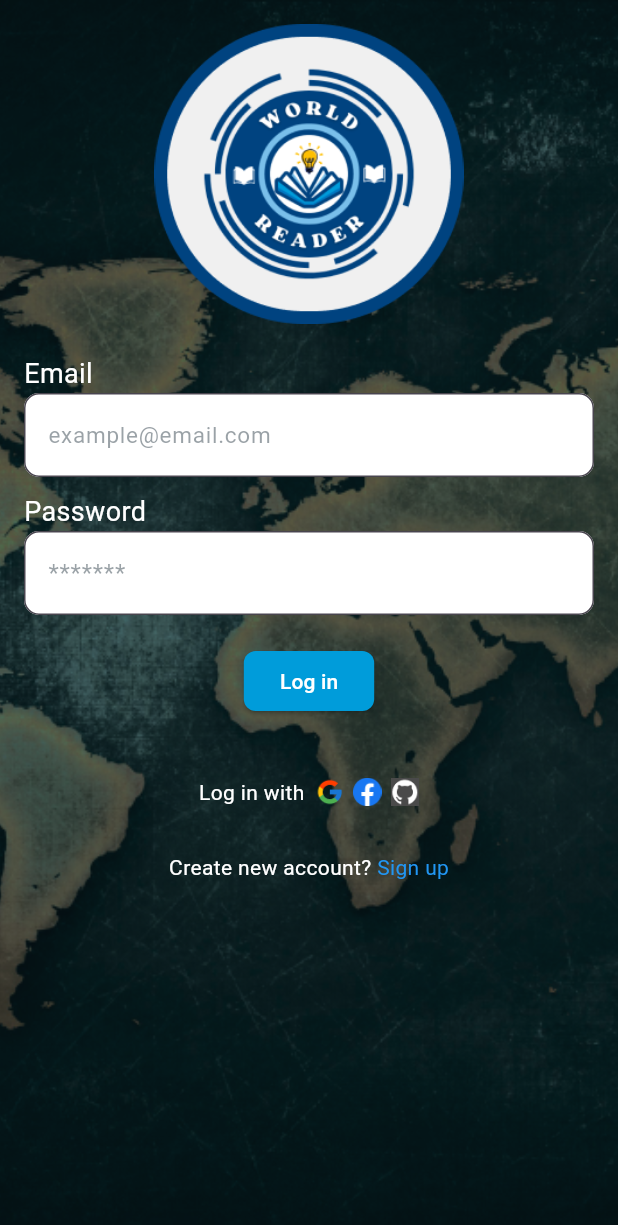
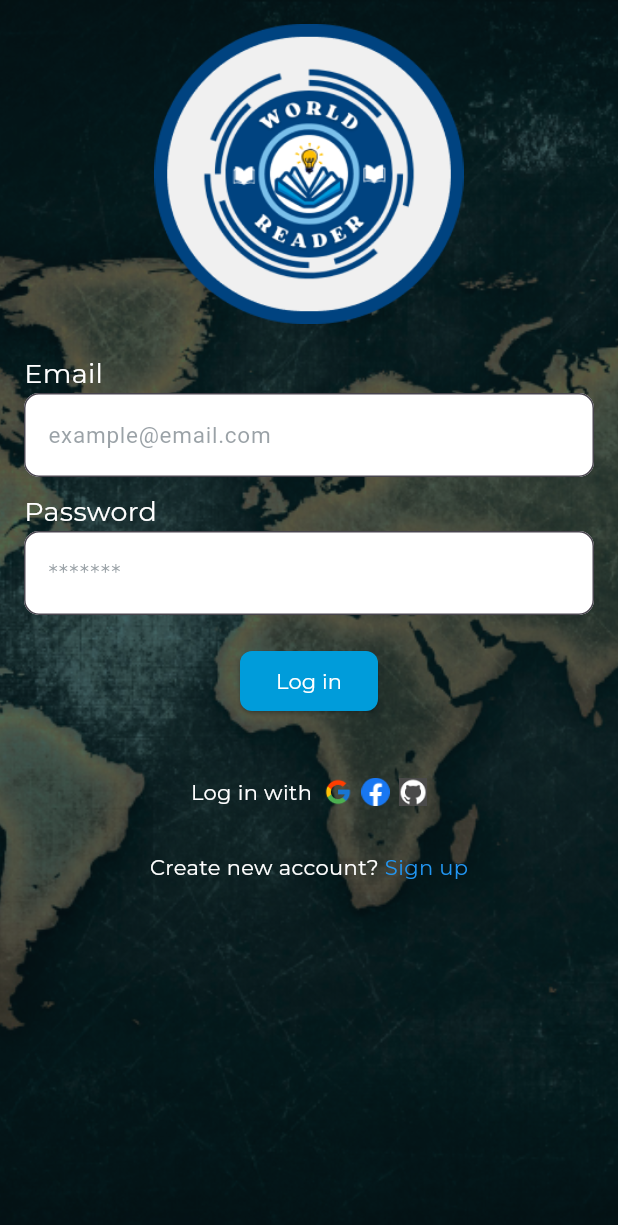
Before and after one commit to Allan0092/worldreader, a Flutter app: the screen it shows after launch, after a tap on "Skip", on a phone screen of 412 x 824 dp. Shown: the top 1225 px of the screen. Run offline on Flutter 3.47's test engine with Material 3 defaults, Android fonts, the phone set to English and light mode, and no system bars; network calls fail; Roboto replaces fonts that are missing (Montserrat).

Commit message:
file structuring and theme data

```diff
--- a/lib/app.dart
+++ b/lib/app.dart
@@ -1,4 +1,5 @@
 import 'package:flutter/material.dart';
+import 'package:worldreader/core/app_theme/app_theme.dart';
 import 'package:worldreader/view/on_boarding_screen.dart';
 
 class MyApp extends StatelessWidget {
@@ -6,10 +7,11 @@ class MyApp extends StatelessWidget {
 
   @override
   Widget build(BuildContext context) {
-    return const MaterialApp(
+    return MaterialApp(
       debugShowCheckedModeBanner: false,
       debugShowMaterialGrid: false,
-      home: OnBoardingScreen(),
+      theme: getApplicationTheme(),
+      home: const OnBoardingScreen(),
       // home: SignUpPage(),
     );
   }
--- /dev/null
+++ b/lib/core/app_theme/app_theme.dart
@@ -0,0 +1,6 @@
+import 'package:flutter/material.dart';
+
+ThemeData getApplicationTheme() {
+  return ThemeData(
+      fontFamily: "Montserrat Regular", scaffoldBackgroundColor: Colors.amber);
+}
--- a/lib/view/login_page.dart
+++ b/lib/view/login_page.dart
@@ -1,5 +1,5 @@
 import 'package:flutter/material.dart';
-import 'package:worldreader/common/show_bottom_snack_bar.dart';
+import 'package:worldreader/core/common/show_bottom_snack_bar.dart';
 import 'package:worldreader/view/library_page.dart';
 import 'package:worldreader/view/sign_up_page.dart';
 
--- a/lib/view/sign_up_page.dart
+++ b/lib/view/sign_up_page.dart
@@ -1,5 +1,5 @@
 import 'package:flutter/material.dart';
-import 'package:worldreader/common/show_bottom_snack_bar.dart';
+import 'package:worldreader/core/common/show_bottom_snack_bar.dart';
 import 'package:worldreader/view/login_page.dart';
 
 class SignUpPage extends StatefulWidget {
@@ -122,8 +122,8 @@ class _SignUpPageState extends State<SignUpPage> {
                         validator: (value) {
                           if (value == null || value.isEmpty) {
                             return "please repeat the password";
-                          } else if (value !=
-                              passwordController.value.toString()) {
+                          } else if (value.toString() !=
+                              passwordController.text.toString()) {
                             return "passwords does not match";
                           }
                           return null;
```
Also changed, not shown: lib/view/library_page.dart (+9 -7 lines), pubspec.yaml (+12 -1 lines), lib/core/common/show_bottom_snack_bar.dart (renamed from lib/common/show_bottom_snack_bar.dart), lib/core/common/splash_screen.dart (renamed from lib/common/splash_screen.dart), lib/view/bottom_navigation.dart (added).
